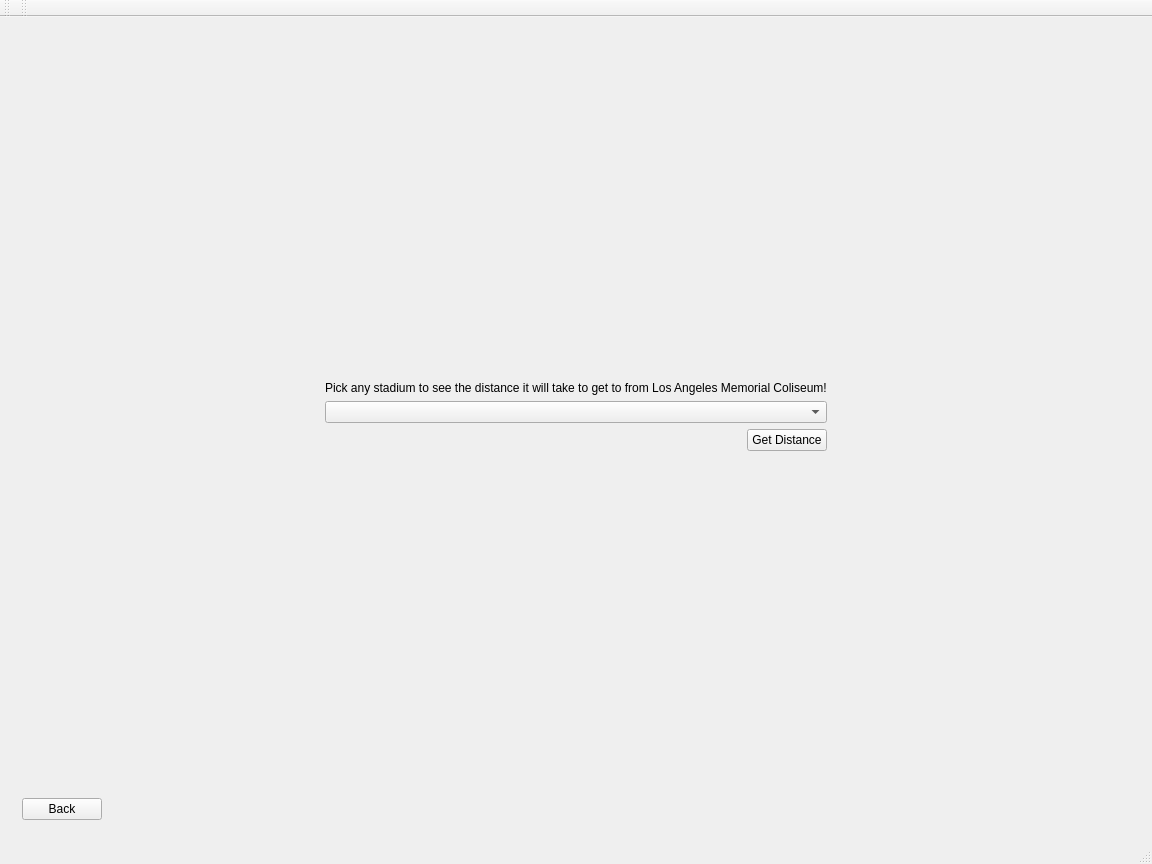
Above: src/mainwindow.ui from brianclinkenbeard/football before the change. Below: the same form after it.
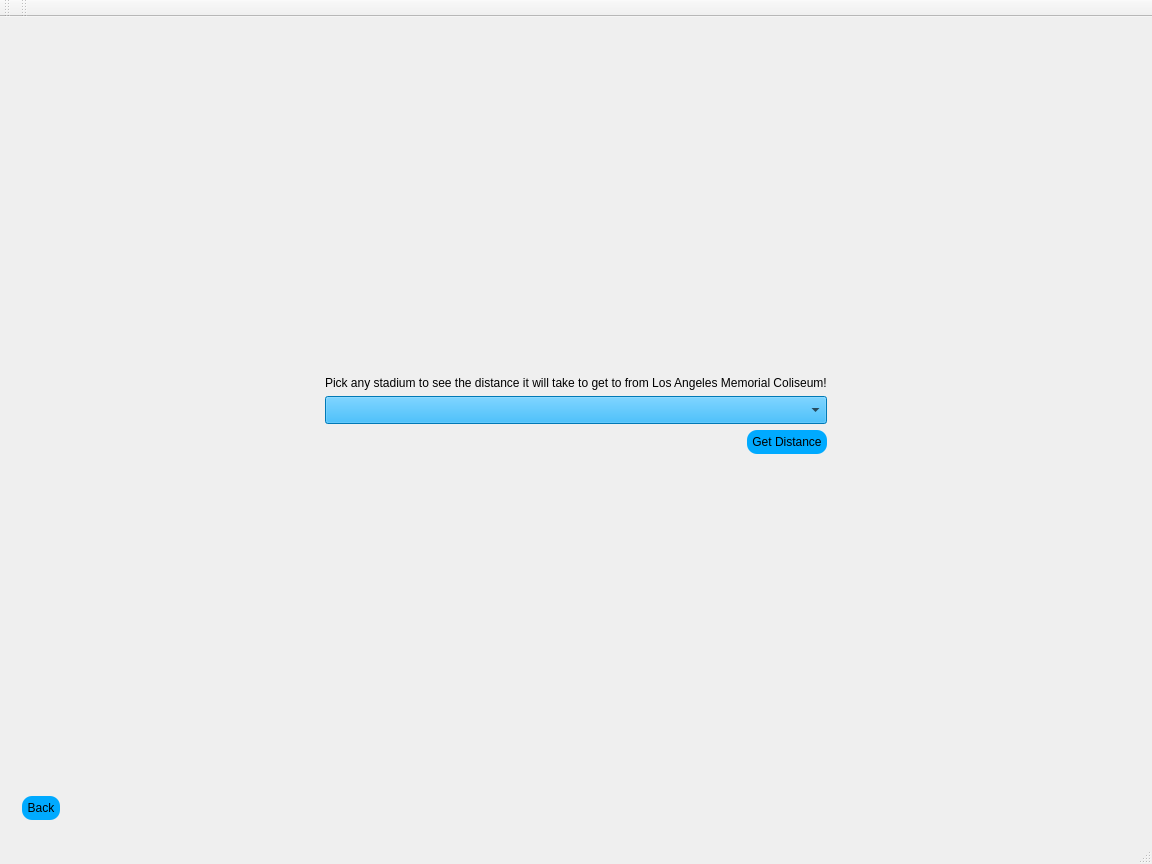
That is the form after the change.

Commit message: added color scheme

```diff
--- a/src/mainwindow.ui
+++ b/src/mainwindow.ui
@@ -13,6 +13,40 @@
   <property name="windowTitle">
    <string>MainWindow</string>
   </property>
+  <property name="styleSheet">
+   <string notr="true">MainWindow
+{
+	background-color: white;
+}
+
+QPushButton
+{
+	padding: 5px;
+	border-radius: 10px;
+	background-color: rgb(0, 170, 255);
+
+}
+
+QPushButton:hover { color: white }
+
+QComboBox
+{
+	padding: 5px;
+	background-color: rgb(0, 170, 255);
+	selection-background-color:  rgb(0, 170, 255);
+
+}
+
+QComboBox QAbstractItemView {
+	background-color: rgb(0, 170, 255);
+	selection-background-color:  rgb(0, 170, 255);
+}
+QComboBox QAbstractItemView:hover{
+	color: rgb(255, 255, 255);
+}
+
+</string>
+  </property>
   <widget class="QWidget" name="centralWidget">
    <layout class="QGridLayout" name="gridLayout">
     <item row="0" column="0">
```
Left out of the diff: 2 changed lines with no effect on the pictures.
